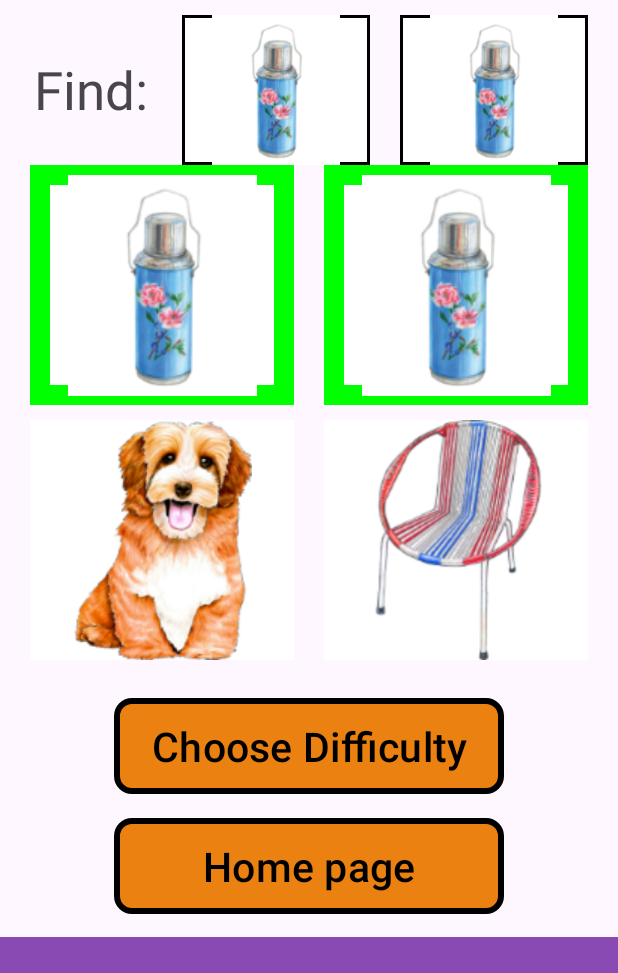
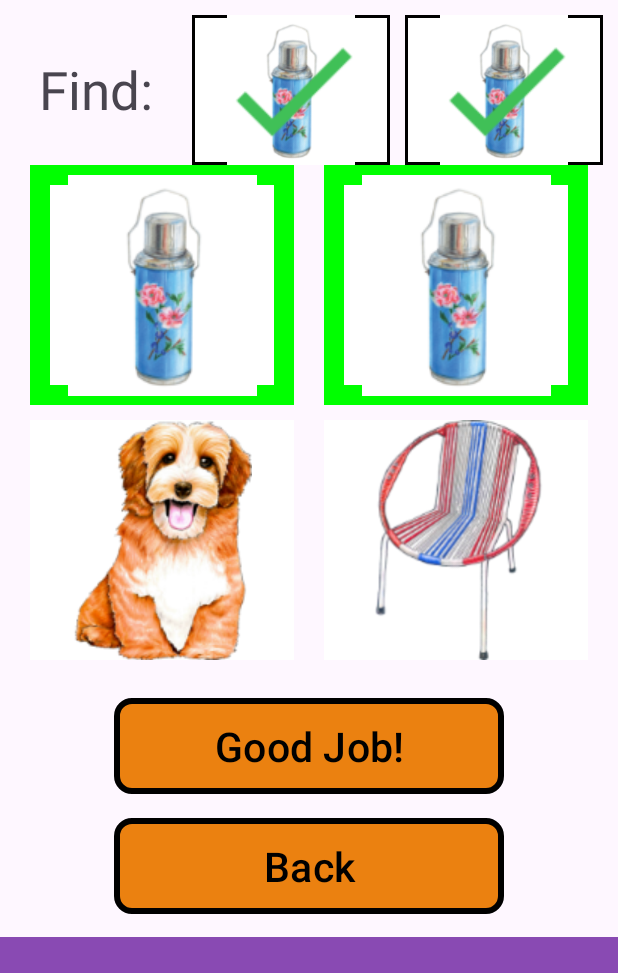
Before and after one commit to CheeChunWaiGabriel/NostalgiaMatchingFYP2024, an Android app: the EasyGame1Activity screen opened directly, with no data from a screen before it, after a tap on an icon or button, on a phone screen of 412 x 824 dp, the part 231-1204 px from its top. Run offline under Robolectric (Android 15) with nearby library versions, the phone set to English and light mode, and no system bars; 1 other tap on this screen came first.

Commit message:
finish game code

```diff
--- a/app/src/main/AndroidManifest.xml
+++ b/app/src/main/AndroidManifest.xml
@@ -13,7 +13,7 @@
         android:theme="@style/Theme.NostalgiaMatchingFYP2024"
         tools:targetApi="31" >
         <activity
-            android:name=".ExpertGame1"
+            android:name=".ExpertGame1Activity"
             android:exported="false" />
         <activity
             android:name=".NormalActivity"
--- a/app/src/main/java/com/myapplicationdev/android/nostalgiamatchingfyp2024/EasyGame1Activity.java
+++ b/app/src/main/java/com/myapplicationdev/android/nostalgiamatchingfyp2024/EasyGame1Activity.java
@@ -5,6 +5,10 @@ import android.os.Bundle;
 import android.view.View;
 import android.widget.Button;
 import android.widget.ImageButton;
+import android.widget.ImageView;
+import android.content.Intent;
+
+
 import androidx.activity.EdgeToEdge;
 import androidx.appcompat.app.AppCompatActivity;
 
@@ -13,7 +17,12 @@ public class EasyGame1Activity extends AppCompatActivity {
     ImageButton imgBtnCorrect2;
     ImageButton imgBtnWrong1;
     ImageButton imgBtnWrong2;
+    ImageView correctImg1;
+    ImageView correctImg2;
+    ImageView wrongImg1;
+    ImageView wrongImg2;
     Button btnEndGame;
+    Button btnBack;
     GameRun gameRun = new GameRun();
     Drawable redBG = BGcolor.redBG(20, 10);
     Drawable greenBG = BGcolor.greenBG(20, 10);
@@ -28,7 +37,12 @@ public class EasyGame1Activity extends AppCompatActivity {
         imgBtnCorrect2 = findViewById(R.id.imageButtonCorrect2);
         imgBtnWrong1 = findViewById(R.id.imageButtonWrong1);
         imgBtnWrong2 = findViewById(R.id.imageButtonWrong2);
-        btnEndGame = findViewById(R.id.buttonChooseDiff);
+        correctImg1 = findViewById(R.id.correctImg1);
+        correctImg2 = findViewById(R.id.correctImg2);
+        wrongImg1 = findViewById(R.id.wrongImg1);
+        wrongImg2 = findViewById(R.id.wrongImg2);
+        btnEndGame = findViewById(R.id.buttonResult);
+        btnBack = findViewById(R.id.buttonBack);
 
         imgBtnCorrect1.setOnClickListener(new View.OnClickListener() {
             @Override
@@ -36,8 +50,14 @@ public class EasyGame1Activity extends AppCompatActivity {
                 imgBtnCorrect1.setBackground(greenBG);
                 gameRun.correctOptionFound();
                 gameRun.endGameEasy();
+                if (gameRun.getCorrectOption() == 1) {
+                    correctImg1.setVisibility(View.VISIBLE);
+                }
                 if (gameRun.getGameEnded()) {
                     btnEndGame.setVisibility(View.VISIBLE);
+                    correctImg2.setVisibility(View.VISIBLE);
+                    imgBtnWrong1.setClickable(false);
+                    imgBtnWrong2.setClickable(false);
                 }
                 imgBtnCorrect1.setClickable(false);
             }
@@ -48,24 +68,77 @@ public class EasyGame1Activity extends AppCompatActivity {
                 imgBtnCorrect2.setBackground(greenBG);
                 gameRun.correctOptionFound();
                 gameRun.endGameEasy();
+                if (gameRun.getCorrectOption() == 1) {
+                    correctImg1.setVisibility(View.VISIBLE);
+                }
                 if (gameRun.getGameEnded()) {
                     btnEndGame.setVisibility(View.VISIBLE);
+                    correctImg2.setVisibility(View.VISIBLE);
+                    imgBtnWrong1.setClickable(false);
+                    imgBtnWrong2.setClickable(false);
                 }
-                imgBtnCorrect2.setClickable(false);
             }
         });
         imgBtnWrong1.setOnClickListener(new View.OnClickListener() {
             @Override
             public void onClick(View v) {
                 imgBtnWrong1.setBackground(redBG);
-
+                if (gameRun.getCorrectOption() == 1){
+                    wrongImg2.setVisibility(View.VISIBLE);
+                } else {
+                    wrongImg1.setVisibility(View.VISIBLE);
+                }
+                getGameResult();
             }
         });
         imgBtnWrong2.setOnClickListener(new View.OnClickListener() {
             @Override
             public void onClick(View v) {
                 imgBtnWrong2.setBackground(redBG);
+                if (gameRun.getCorrectOption() == 1){
+                    wrongImg2.setVisibility(View.VISIBLE);
+                } else {
+                    wrongImg1.setVisibility(View.VISIBLE);
+                }
+                getGameResult();
+            }
+        });
+
+        btnBack.setOnClickListener(new View.OnClickListener() {
+            @Override
+            public void onClick(View v) {
+                Intent intent = new Intent(EasyGame1Activity.this, EasyActivity.class);
+                startActivity(intent);
             }
         });
     }
+
+    private void getGameResult() {
+        if (gameRun.getGameEnded()) {
+            btnEndGame.setText("Good Job!");
+            btnEndGame.setClickable(false);
+        } else {
+            imgBtnCorrect1.setClickable(false);
+            imgBtnCorrect2.setClickable(false);
+            imgBtnWrong1.setClickable(false);
+            imgBtnWrong2.setClickable(false);
+            btnEndGame.setText("Try Again");
+            btnEndGame.setClickable(true);
+            btnEndGame.setOnClickListener(new View.OnClickListener() {
+                @Override
+                public void onClick(View v) {
+                    reloadActivity();
+                }
+            });
+        }
+
+        // Make the button visible and clickable after the game ends
+        btnEndGame.setVisibility(View.VISIBLE);
+    }
+
+    private void reloadActivity() {
+        Intent intent = getIntent();
+        finish();
+        startActivity(intent);
+    }
 }
--- a/app/src/main/java/com/myapplicationdev/android/nostalgiamatchingfyp2024/GameRun.java
+++ b/app/src/main/java/com/myapplicationdev/android/nostalgiamatchingfyp2024/GameRun.java
@@ -3,11 +3,13 @@ package com.myapplicationdev.android.nostalgiamatchingfyp2024;
 public class GameRun {
 
     private boolean gameEnded;
-    private int correctOption;;
+    private int correctOption;
+    private int wrongOption;
 
     public GameRun() {
         gameEnded = false;
         correctOption= 0;
+        wrongOption= 0;
     }
 
     public void endGameEasy() {
@@ -24,6 +26,10 @@ public class GameRun {
         correctOption++;
     }
 
+    public void wrongOptionFound() {
+        correctOption++;
+    }
+
     public int getCorrectOption() {
         return correctOption;
     }
@@ -31,4 +37,7 @@ public class GameRun {
     public void resetCorrectOption() {
         correctOption = 0;
     }
+    public void resetWrongOption() {
+        wrongOption = 0;
+    }
 }
--- a/app/src/main/res/layout/activity_easy_game1.xml
+++ b/app/src/main/res/layout/activity_easy_game1.xml
@@ -13,7 +13,7 @@
         android:orientation="horizontal">
 
         <ImageView
-            android:id="@+id/imageView3"
+            android:id="@+id/logoImg"
             android:layout_width="match_parent"
             android:layout_height="wrap_content"
             android:layout_gravity="bottom|end"
@@ -24,7 +24,7 @@
             app:srcCompat="@drawable/logo" />
 
         <ImageView
-            android:id="@+id/imageView4"
+            android:id="@+id/levelStar"
             android:layout_width="match_parent"
             android:layout_height="wrap_content"
             android:layout_gravity="bottom|end"
@@ -53,27 +53,72 @@
             android:textAlignment="center"
             android:textSize="35dp" />
 
-        <ImageView
-            android:id="@+id/imageView"
+        <FrameLayout
+            xmlns:android="http://schemas.android.com/apk/res/android"
             android:layout_width="80dp"
             android:layout_height="100dp"
             android:layout_marginRight="10dp"
-            android:layout_weight="1"
+            android:layout_weight="1">
+
+            <ImageView
+                android:id="@+id/ansImg"
+                android:layout_width="match_parent"
+                android:layout_height="match_parent"
                 android:background="@drawable/blackoutline_bg"
                 android:scaleType="fitCenter"
                 app:backgroundTint="@null"
                 app:srcCompat="@drawable/flask" />
 
             <ImageView
-            android:id="@+id/imageView2"
+                android:id="@+id/correctImg1"
+                android:layout_width="match_parent"
+                android:layout_height="match_parent"
+                android:src="@drawable/correct"
+                android:layout_gravity="center"
+                android:visibility="invisible"/>
+
+            <ImageView
+                android:id="@+id/wrongImg1"
+                android:layout_width="match_parent"
+                android:layout_height="match_parent"
+                android:src="@drawable/wrong"
+                android:layout_gravity="center"
+                android:visibility="invisible"/>
+        </FrameLayout>
+
+
+        <FrameLayout
+            xmlns:android="http://schemas.android.com/apk/res/android"
             android:layout_width="80dp"
             android:layout_height="100dp"
-            android:layout_marginLeft="10dp"
-            android:layout_marginRight="20dp"
-            android:layout_weight="1"
+            android:layout_marginRight="10dp"
+            android:layout_weight="1">
+
+            <ImageView
+                android:id="@+id/ansImg2"
+                android:layout_width="match_parent"
+                android:layout_height="match_parent"
                 android:background="@drawable/blackoutline_bg"
+                android:scaleType="fitCenter"
                 app:backgroundTint="@null"
                 app:srcCompat="@drawable/flask" />
+
+            <ImageView
+                android:id="@+id/correctImg2"
+                android:layout_width="match_parent"
+                android:layout_height="match_parent"
+                android:src="@drawable/correct"
+                android:layout_gravity="center"
+                android:visibility="invisible" />
+
+            <ImageView
+                android:id="@+id/wrongImg2"
+                android:layout_width="match_parent"
+                android:layout_height="match_parent"
+                android:src="@drawable/wrong"
+                android:layout_gravity="center"
+                android:visibility="invisible"/>
+        </FrameLayout>
     </LinearLayout>
 
     <LinearLayout
@@ -139,7 +184,7 @@
     </LinearLayout>
 
     <Button
-        android:id="@+id/buttonChooseDiff"
+        android:id="@+id/buttonResult"
         android:layout_width="260dp"
         android:layout_height="64dp"
         android:layout_gravity="center_horizontal"
@@ -147,21 +192,21 @@
         android:layout_marginBottom="16dp"
         android:layout_weight="0"
         android:background="@drawable/orange_btn"
-        android:text="@string/chooseDiff"
+        android:text="@string/goodJob"
         android:textColor="@color/black"
         android:textSize="27dp"
-        app:backgroundTint="@null"
-        android:visibility="invisible"/>
+        android:visibility="invisible"
+        app:backgroundTint="@null" />
 
     <Button
-        android:id="@+id/button2"
+        android:id="@+id/buttonBack"
         android:layout_width="260dp"
         android:layout_height="64dp"
         android:layout_gravity="center_horizontal"
         android:layout_marginBottom="15dp"
         android:layout_weight="0"
         android:background="@drawable/orange_btn"
-        android:text="@string/htp6"
+        android:text="@string/back"
         android:textColor="@color/black"
         android:textSize="27dp"
         app:backgroundTint="@null" />
--- a/app/src/main/res/layout/activity_expert_game1.xml
+++ b/app/src/main/res/layout/activity_expert_game1.xml
@@ -226,7 +226,7 @@
     </LinearLayout>
 
     <Button
-        android:id="@+id/buttonChooseDiff"
+        android:id="@+id/buttonResult"
         android:layout_width="260dp"
         android:layout_height="64dp"
         android:layout_gravity="center_horizontal"
@@ -240,7 +240,7 @@
         app:backgroundTint="@null" />
 
     <Button
-        android:id="@+id/button2"
+        android:id="@+id/buttonBack"
         android:layout_width="260dp"
         android:layout_height="64dp"
         android:layout_gravity="center_horizontal"
--- a/app/src/main/res/values/strings.xml
+++ b/app/src/main/res/values/strings.xml
@@ -21,6 +21,8 @@
     <string name="laksa">Laksa</string>
     <string name="find">Find:</string>
     <string name="chooseDiff">Choose Difficulty</string>
+    <string name="goodJob">Good Job!</string>
+    <string name="back">Back</string>
     <string name="image_button_flask_description">Flask button</string>
     <string name="image_button_laksa_description">Laksa button</string>
     <!-- Cheng En-->
--- a/gradle/libs.versions.toml
+++ b/gradle/libs.versions.toml
@@ -1,5 +1,5 @@
 [versions]
-agp = "8.4.0"
+agp = "8.3.2"
 junit = "4.13.2"
 junitVersion = "1.1.5"
 espressoCore = "3.5.1"
```
Also changed, not shown: app/src/main/java/com/myapplicationdev/android/nostalgiamatchingfyp2024/ExpertGame1.java (deleted, +0 -24 lines), app/src/main/java/com/myapplicationdev/android/nostalgiamatchingfyp2024/ExpertGame1Activity.java (added, +17 -0 lines), gradle/wrapper/gradle-wrapper.properties. Lines whose indentation alone changed are shown as unchanged.
